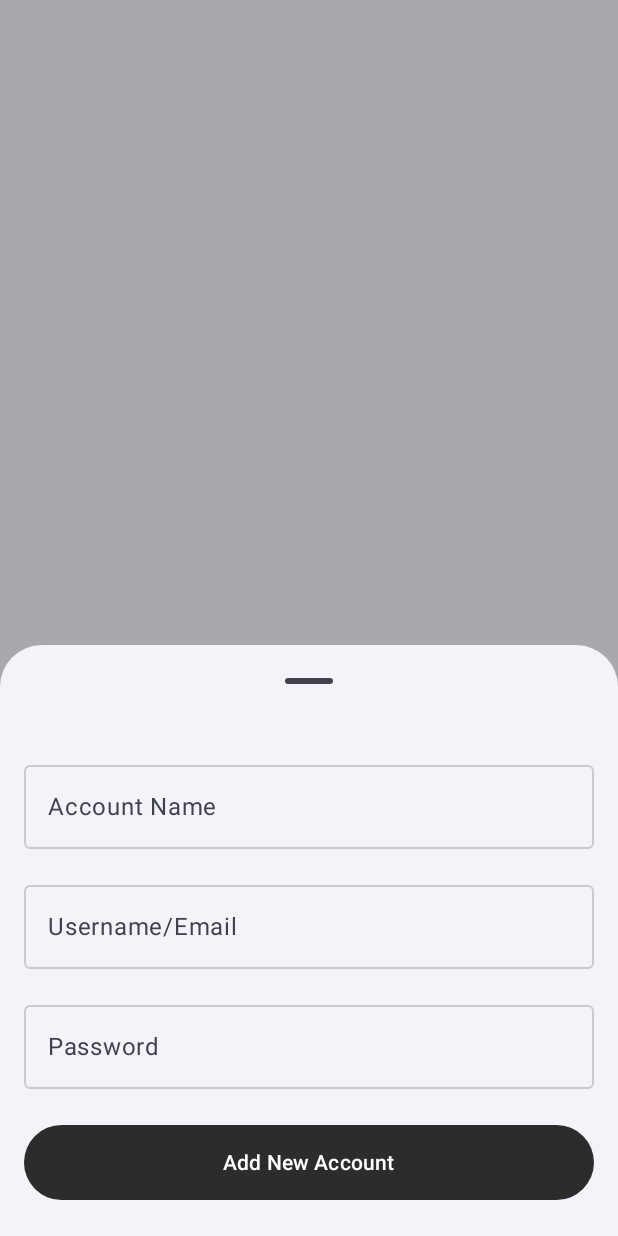
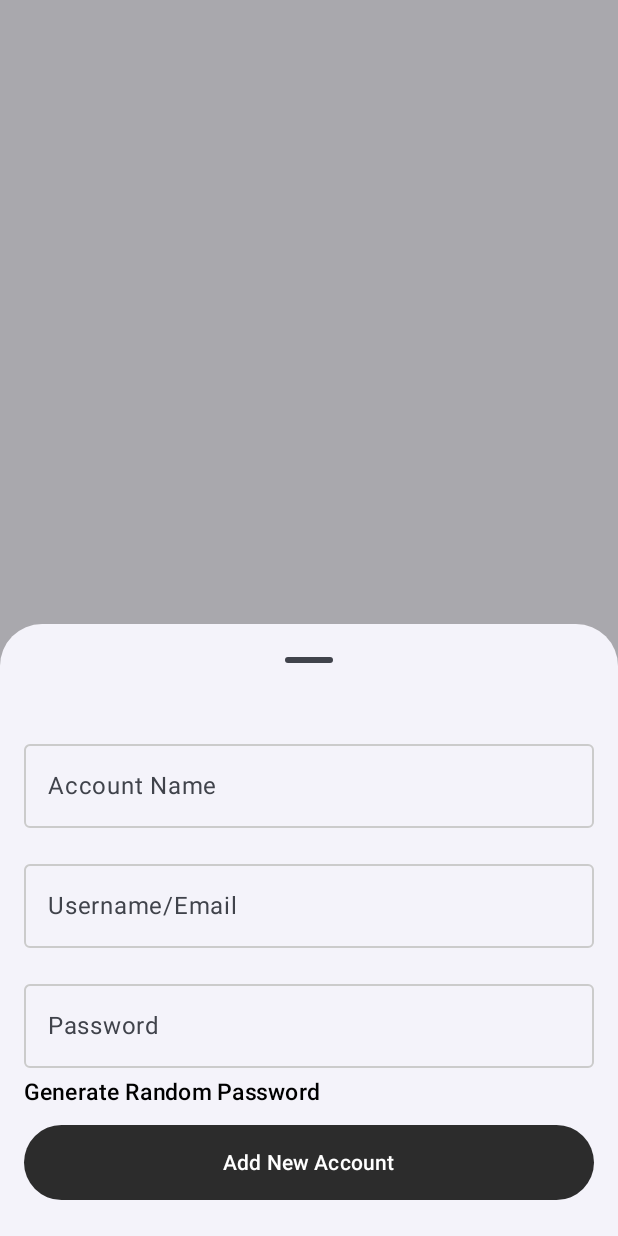
Before and after one commit to Raunak9199/password-manager-app, an Android app built with Jetpack Compose: the composable AddPasswordScreen shown on its own in the app's theme, on a phone screen of 412 x 824 dp. Run offline under Robolectric (Android 15) with nearby library versions, the phone set to English and light mode, and no system bars.

Commit message:
Added random password generation and modified Readme file

```diff
--- a/app/src/main/java/com/example/passwordmanagerassignment/ui/views/AddPassword.kt
+++ b/app/src/main/java/com/example/passwordmanagerassignment/ui/views/AddPassword.kt
@@ -2,6 +2,8 @@ package com.example.passwordmanagerassignment.ui.views
 
 import android.util.Log
 import android.widget.Toast
+import androidx.compose.foundation.clickable
+import androidx.compose.foundation.layout.Arrangement
 import androidx.compose.foundation.layout.Column
 import androidx.compose.foundation.layout.Row
 import androidx.compose.foundation.layout.Spacer
@@ -34,6 +36,7 @@ import androidx.compose.ui.unit.dp
 import androidx.compose.ui.unit.sp
 import com.example.passwordmanagerassignment.data.PasswordEntry
 import com.example.passwordmanagerassignment.utils.EncryptionUtil
+import com.example.passwordmanagerassignment.utils.PasswordGenerator
 import com.example.passwordmanagerassignment.viewmodel.PasswordViewModel
 import kotlinx.coroutines.launch
 
@@ -97,13 +100,6 @@ fun AddPasswordBottomSheet(
             usernameEmail = passwordEntry.usernameEmail
             password = passwordEntry.encryptedPassword
             decryptedPassword = EncryptionUtil.decrypt(passwordEntry.encryptedPassword)
-        }
-    }
-
-    if (showToast) {
-        LaunchedEffect(showToast) {
-            Toast.makeText(context, "Please fill all the fields", Toast.LENGTH_SHORT).show()
-            showToast = false
         }
     }
 
@@ -172,7 +168,25 @@ fun AddPasswordBottomSheet(
                 )
             )
         }
-        Spacer(modifier = Modifier.height(24.dp))
+        Spacer(modifier = Modifier.height(4.dp))
+
+        Row(
+            horizontalArrangement = Arrangement.End
+        ) {
+
+                Text("Generate Random Password", fontSize = 15.sp, color = Color.Black,
+                    fontWeight = FontWeight.W500,
+                    modifier = Modifier
+                        .clickable {
+                            if (decryptedPassword != null) decryptedPassword =
+                                PasswordGenerator.generatePassword(10) else password =
+                                PasswordGenerator.generatePassword(10)
+                        }
+                        .fillMaxWidth()
+                    )
+            }
+//        }
+        Spacer(modifier = Modifier.height(10.dp))
         Row {
             Button(
                 colors = ButtonDefaults.buttonColors(
@@ -193,7 +207,7 @@ fun AddPasswordBottomSheet(
                             onAddPassword(newEntry)
                             Log.d("AddPasswordBottomSheet", "Added New Password Entry: $newEntry")
                         }
-                    }else {
+                    } else {
                         showToast = true
                     }
                 }, modifier = Modifier
@@ -222,5 +236,11 @@ fun AddPasswordBottomSheet(
             }
         }
 
+        if (showToast) {
+            LaunchedEffect(showToast) {
+                Toast.makeText(context, "Please fill all the fields", Toast.LENGTH_SHORT).show()
+                showToast = false
+            }
+        }
     }
 }
--- a/app/src/main/java/com/example/passwordmanagerassignment/ui/views/HomePage.kt
+++ b/app/src/main/java/com/example/passwordmanagerassignment/ui/views/HomePage.kt
@@ -77,7 +77,6 @@ fun HomeScreen(
         content = { padding ->
             LazyColumn(modifier = Modifier.padding( padding)
                 .padding(horizontal = 12.dp, vertical = 20.dp)) {
-//                item { Spacer(modifier = Modifier.height(20.dp)) }
                 items(passwords) { password ->
                     PasswordItem(padding,password = password) {
                         onEditPassword(password)
```
Also changed, not shown: app/src/main/java/com/example/passwordmanagerassignment/utils/PasswordGenerator.kt (added, +14 -0 lines), 1 other file.
